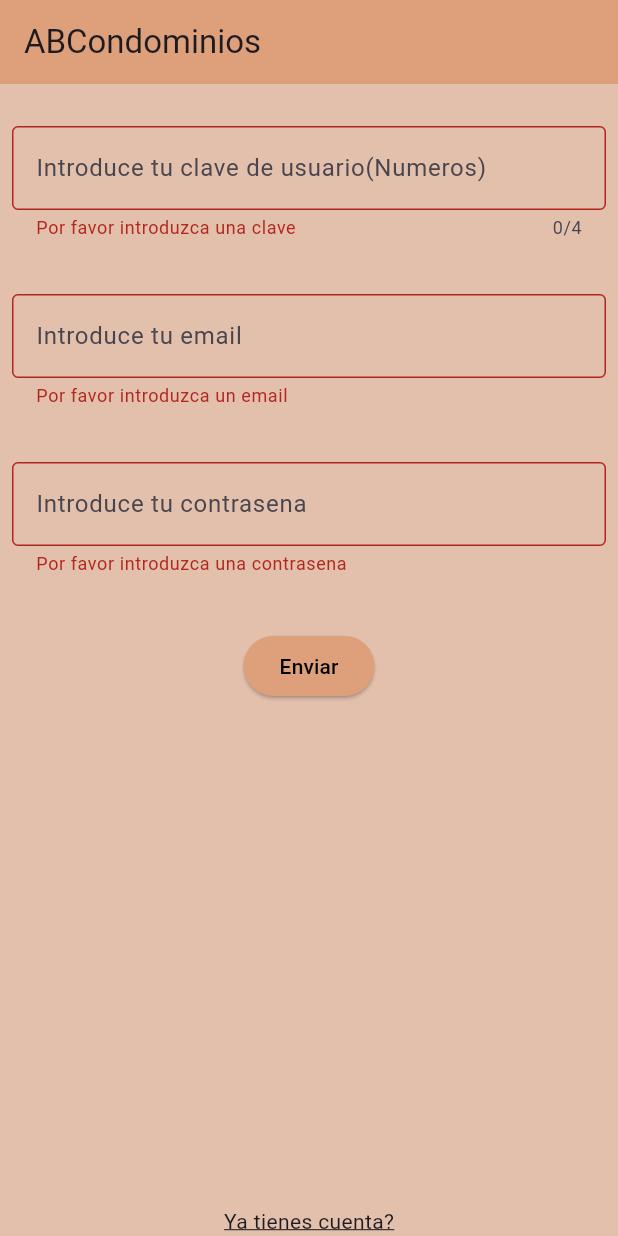
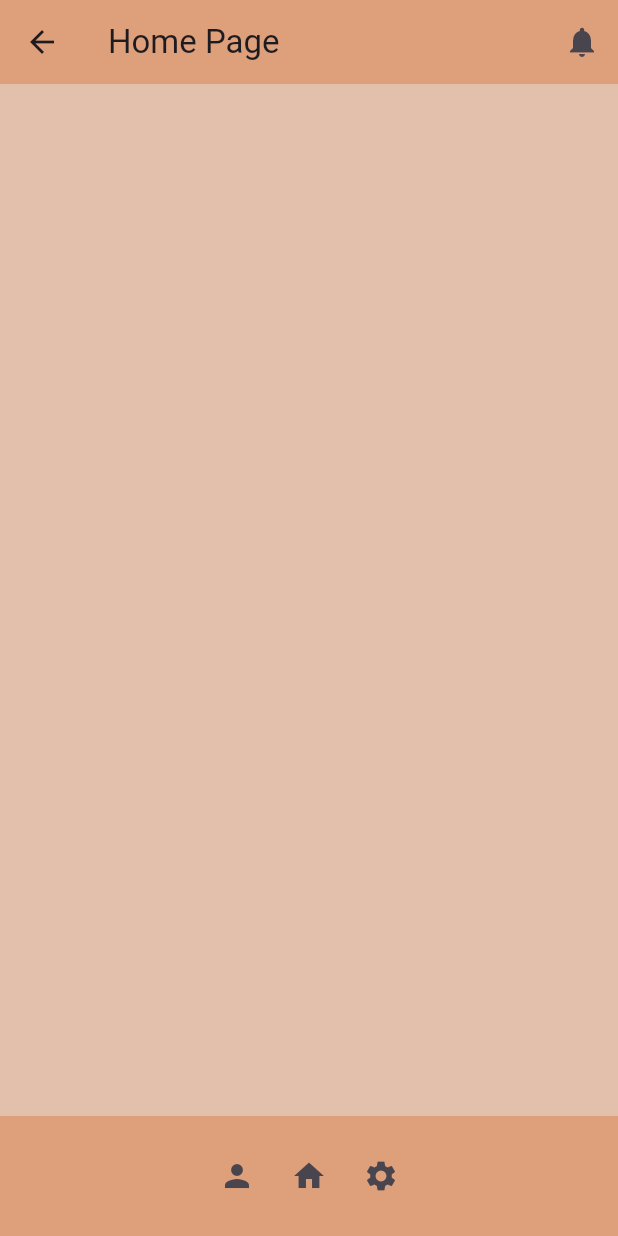
Before and after one commit to Novato285/Pruebas, a Flutter app: the screen it shows after launch, after a tap on "Enviar", on a phone screen of 412 x 824 dp. Run offline on Flutter 3.47's test engine with Material 3 defaults, Android fonts, the phone set to English and light mode, and no system bars.

Commit message:
HomePage

```diff
--- /dev/null
+++ b/lib/components/bottom_app_bar.dart
@@ -0,0 +1,33 @@
+import 'package:flutter/material.dart';
+import 'package:myapp/core/app_colors.dart';
+
+class CustomAppBar extends StatelessWidget{
+  const CustomAppBar({super.key});
+
+  @override
+  Widget build(BuildContext context) {
+    return BottomAppBar(
+      color: AppColors.backgroundComponent,
+      child: Row (
+        mainAxisAlignment: MainAxisAlignment.center,
+        children: [
+          IconButton(
+            icon: Icon(Icons.person),
+            onPressed: () {
+            },
+          ),
+          IconButton(
+            icon: Icon(Icons.home),
+            onPressed: () {
+            },
+          ),
+          IconButton(
+            icon: Icon(Icons.settings),
+            onPressed: () {
+            }
+                ),
+        ]
+      )
+    );
+  }
+}
--- a/lib/components/submit_button.dart
+++ b/lib/components/submit_button.dart
@@ -3,15 +3,24 @@ import 'package:myapp/core/app_colors.dart';
 
 class SubmitButton extends StatelessWidget {
   final VoidCallback onSubmit;
+  final Widget nextPage;
 
-  const SubmitButton({super.key, required this.onSubmit});
+  const SubmitButton({super.key, required this.onSubmit, required this.nextPage});
+
+  void _handlePress(BuildContext context){
+    onSubmit();
+    Navigator.push(
+      context,
+      MaterialPageRoute(builder: (context) => nextPage),
+      );
+  }
 
   @override
   Widget build(BuildContext context) {
     return Column(
       children: [
         ElevatedButton(
-          onPressed: onSubmit,
+          onPressed: () => _handlePress(context),
           style: ButtonStyle(
             backgroundColor: WidgetStateProperty.all(
               AppColors.backgroundComponent,
--- a/lib/components/textfields_login.dart
+++ b/lib/components/textfields_login.dart
@@ -1,6 +1,7 @@
 import 'package:flutter/material.dart';
 import 'package:flutter/services.dart';
 import 'package:myapp/components/submit_button.dart';
+import 'package:myapp/screens/homepage.dart';
 
 class TextfieldsLogin extends StatefulWidget {
   const TextfieldsLogin({super.key});
@@ -78,7 +79,8 @@ class TextfieldsLoginState extends State<TextfieldsLogin> {
         Padding(
           padding: EdgeInsets.all(8),
           child: SubmitButton(
-            onSubmit: ValidateFields,  // Aquí no hace falta la implementación de ValidateFields en LoginScreen
+            onSubmit: ValidateFields,
+            nextPage: MiNuevaPantalla(),  // Aquí no hace falta la implementación de ValidateFields en LoginScreen
           ),
         ),
       ],
--- a/lib/components/textfields_register.dart
+++ b/lib/components/textfields_register.dart
@@ -1,6 +1,8 @@
 import 'package:flutter/material.dart';
 import 'package:flutter/services.dart';
 import 'package:myapp/components/submit_button.dart';
+import 'package:myapp/components/textfields_login.dart';
+import 'package:myapp/screens/homepage.dart';
 
 class TextfieldsRegister extends StatefulWidget {
   const TextfieldsRegister({super.key});
@@ -101,6 +103,7 @@ class TextfieldsRegisterState extends State<TextfieldsRegister> {
           padding: EdgeInsets.all(8),
           child: SubmitButton(
             onSubmit: ValidateFields,
+            nextPage: MiNuevaPantalla(),
           ),
         ),
       ],
--- a/lib/main.dart
+++ b/lib/main.dart
@@ -14,7 +14,7 @@ class ABCondominios extends StatelessWidget {
   Widget build(BuildContext context) {
     return MaterialApp(
       theme: ThemeData(scaffoldBackgroundColor: AppColors.background),
-      home: const RegisterScreen(),
+      home: const LoginScreen(),
     );
   }
 }
--- /dev/null
+++ b/lib/screens/homepage.dart
@@ -0,0 +1,25 @@
+import 'package:flutter/material.dart';
+import 'package:myapp/components/bottom_app_bar.dart';
+import 'package:myapp/core/app_colors.dart';
+
+class MiNuevaPantalla extends StatelessWidget {
+  const MiNuevaPantalla({super.key});
+
+  @override
+  Widget build(BuildContext context) {
+    return Scaffold(
+      appBar: AppBar(
+        backgroundColor: AppColors.backgroundComponent,
+        title: Text("Home Page"),
+        actions: [
+          IconButton(
+            icon: Icon(Icons.notifications),
+            onPressed: () {
+            },
+          ),
+        ],
+      ),
+      bottomNavigationBar: const CustomAppBar(),
+    );
+  }
+}
--- a/lib/screens/login_screen.dart
+++ b/lib/screens/login_screen.dart
@@ -1,6 +1,7 @@
 import 'package:flutter/material.dart';
 import 'package:myapp/components/textfields_login.dart';
 import 'package:myapp/core/app_colors.dart';
+import 'package:myapp/screens/register_screen.dart';
 
 class LoginScreen extends StatefulWidget {
   const LoginScreen({super.key});
@@ -23,9 +24,22 @@ class _LoginScreenState extends State<LoginScreen> {
           Flexible(child: const TextfieldsLogin()),
           Align(
             alignment: Alignment.bottomCenter,
-            child: Text(
-              'Aun no tienes cuenta?',
-              style: TextStyle(decoration: TextDecoration.underline),
+            child: GestureDetector(
+              onTap: () {
+                Navigator.push(
+                  context,
+                  MaterialPageRoute(
+                    builder: (context) => const RegisterScreen(),
+                  ),
+                );
+              },
+              child: Text(
+                'Aun no tienes cuenta?',
+                style: TextStyle(
+                  decoration: TextDecoration.underline,
+                  color: Colors.blue,
+                ),
+              ),
             ),
           ),
         ],
```
Also changed, not shown: lib/screens/register_screen.dart (+12 -3 lines).
